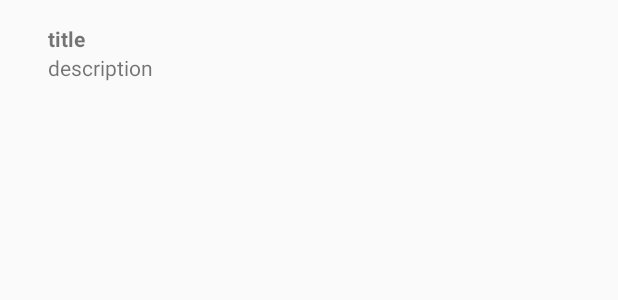
After one commit to ramonsantos/expenses-notebook-android-app, an Android app: the layout item_expense.xml on its own in the app's theme, with its tools: preview values and no code run, on a phone screen of 412 x 824 dp. The commit adds this screen. Shown: the top 300 px of the screen. Run offline under Robolectric (Android 15) with nearby library versions, the phone set to English and light mode, and no system bars.

Commit message:
Add Expenses list

```diff
--- /dev/null
+++ b/app/src/main/res/layout/item_expense.xml
@@ -0,0 +1,25 @@
+<?xml version="1.0" encoding="utf-8"?>
+<LinearLayout xmlns:android="http://schemas.android.com/apk/res/android"
+    android:orientation="vertical"
+    android:layout_width="match_parent"
+    android:layout_height="wrap_content"
+    android:layout_gravity="center_horizontal"
+    android:padding="16dp">
+
+    <TextView
+        android:id="@+id/item_expense_description"
+        android:layout_width="wrap_content"
+        android:layout_height="wrap_content"
+        android:layout_gravity="left"
+        android:paddingLeft="16dp"
+        android:text="title"
+        android:textStyle="bold"/>
+
+    <TextView
+        android:id="@+id/item_expense_value"
+        android:layout_width="wrap_content"
+        android:layout_height="wrap_content"
+        android:layout_gravity="left"
+        android:paddingLeft="16dp"
+        android:text="description"/>
+</LinearLayout>
```
Also changed, not shown: app/build.gradle (+6 -3 lines), app/src/main/java/io/github/ramonsantos/expensesnotebook/MainActivity.kt (+28 -1 lines), app/src/main/java/io/github/ramonsantos/expensesnotebook/ui/ExpenseListAdapter.kt (added, +22 -0 lines), app/src/main/java/io/github/ramonsantos/expensesnotebook/ui/ExpenseViewHolder.kt (added, +24 -0 lines), app/src/main/res/layout/content_main.xml (+6 -8 lines).
